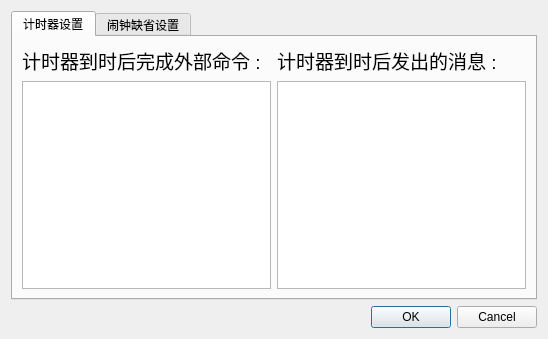
Qt form Smallclock_Src/Smallclock_Gui/clock_setting_dialog.ui (12345XuXin54321/Smallclock) before a commit.
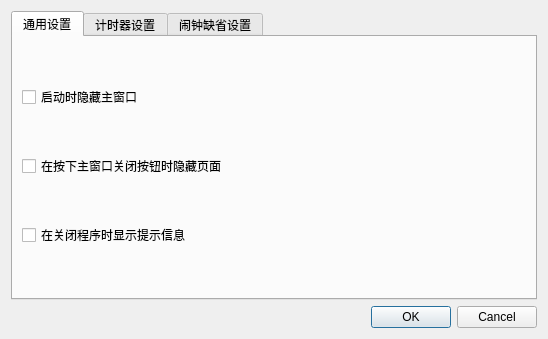
The same form after that commit.

```diff
--- a/Smallclock_Src/Smallclock_Gui/clock_setting_dialog.ui
+++ b/Smallclock_Src/Smallclock_Gui/clock_setting_dialog.ui
@@ -34,6 +34,34 @@
      <property name="currentIndex">
       <number>0</number>
      </property>
+     <widget class="QWidget" name="tab_common_setting">
+      <attribute name="title">
+       <string>通用设置</string>
+      </attribute>
+      <layout class="QGridLayout" name="gridLayout_4">
+       <item row="1" column="0">
+        <widget class="QCheckBox" name="checkBox_is_hide_when_mainWindow_clockButton_click">
+         <property name="text">
+          <string>在按下主窗口关闭按钮时隐藏页面</string>
+         </property>
+        </widget>
+       </item>
+       <item row="2" column="0">
+        <widget class="QCheckBox" name="checkBox_is_sendTips_when_window_will_be_close">
+         <property name="text">
+          <string>在关闭程序时显示提示信息</string>
+         </property>
+        </widget>
+       </item>
+       <item row="0" column="0">
+        <widget class="QCheckBox" name="checkBox_is_hide_when_app_start">
+         <property name="text">
+          <string>启动时隐藏主窗口</string>
+         </property>
+        </widget>
+       </item>
+      </layout>
+     </widget>
      <widget class="QWidget" name="tab_timer_setting">
       <attribute name="title">
        <string>计时器设置</string>
```
